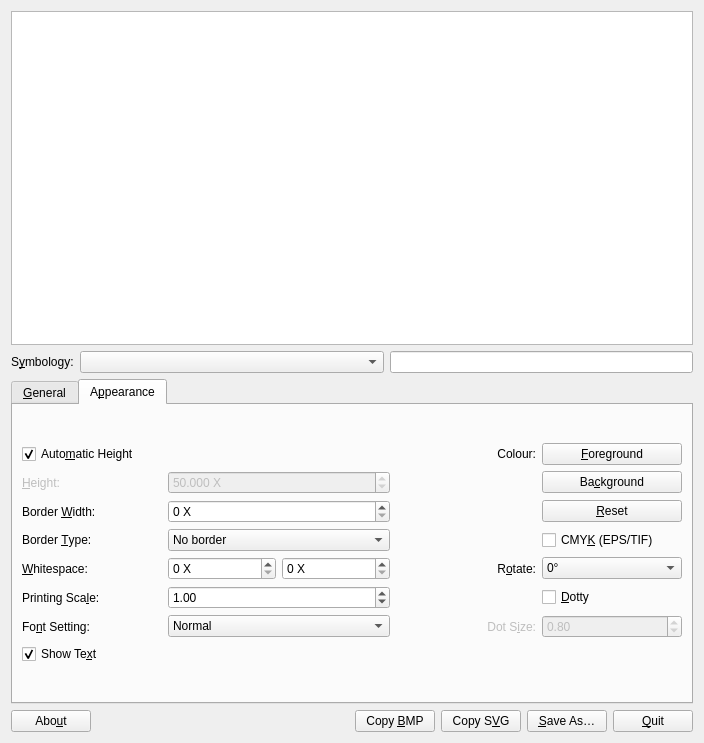
First picture: the form in frontend_qt/mainWindow.ui, repository zint/zint, before the edit.
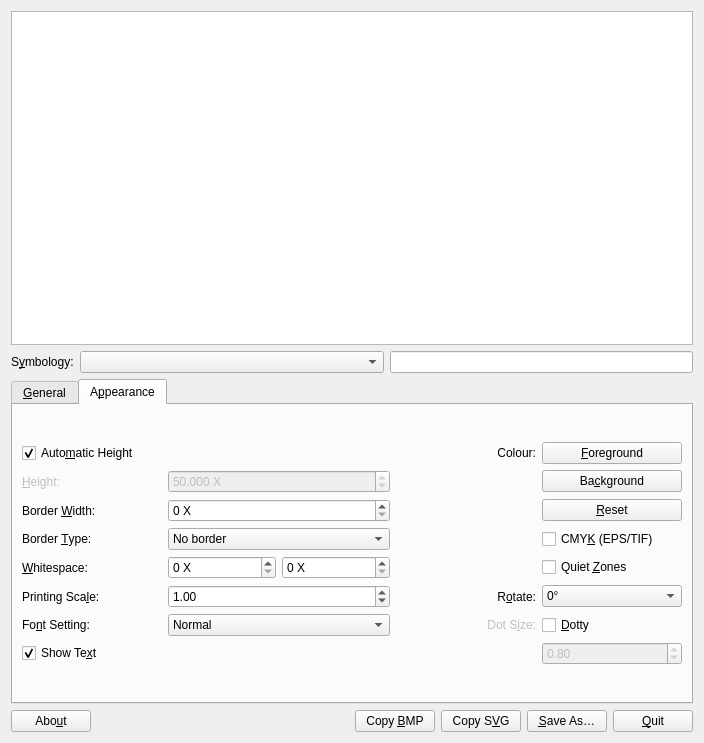
Second picture: the form after the edit. The open tabs and pages were chosen to show the change. Icons and pictures are not drawn.

Commit message: Add output_options BARCODE_QUIET_ZONES and BARCODE_NO_QUIET_ZONES

Patch:
```diff
--- a/frontend_qt/mainWindow.ui
+++ b/frontend_qt/mainWindow.ui
@@ -1023,7 +1023,21 @@
                </property>
               </widget>
              </item>
-             <item row="4" column="2">
+             <item row="4" column="3">
+              <widget class="QCheckBox" name="chkQuietZones">
+               <property name="toolTip">
+                <string>Add compliant quiet zones to whitespace
+(ignored if disabled)</string>
+               </property>
+               <property name="text">
+                <string>Quiet &amp;Zones</string>
+               </property>
+               <property name="checked">
+                <bool>false</bool>
+               </property>
+              </widget>
+             </item>
+             <item row="5" column="2">
               <widget class="QLabel" name="lblRotate">
                <property name="toolTip">
                 <string>Rotate symbol by degrees</string>
@@ -1039,7 +1053,7 @@
                </property>
               </widget>
              </item>
-             <item row="4" column="3">
+             <item row="5" column="3">
               <widget class="QComboBox" name="cmbRotate">
                <property name="toolTip">
                 <string>Rotate symbol by degrees</string>
@@ -1066,7 +1080,7 @@
                </item>
               </widget>
              </item>
-             <item row="5" column="3">
+             <item row="6" column="3">
               <widget class="QCheckBox" name="chkDotty">
                <property name="toolTip">
                 <string>Use dots instead of squares for matrix symbols
@@ -1100,7 +1114,7 @@
                </property>
               </widget>
              </item>
-             <item row="6" column="3">
+             <item row="7" column="3">
               <widget class="QDoubleSpinBox" name="spnDotSize">
                <property name="enabled">
                 <bool>false</bool>
```
The commit also changes 30 other files.
